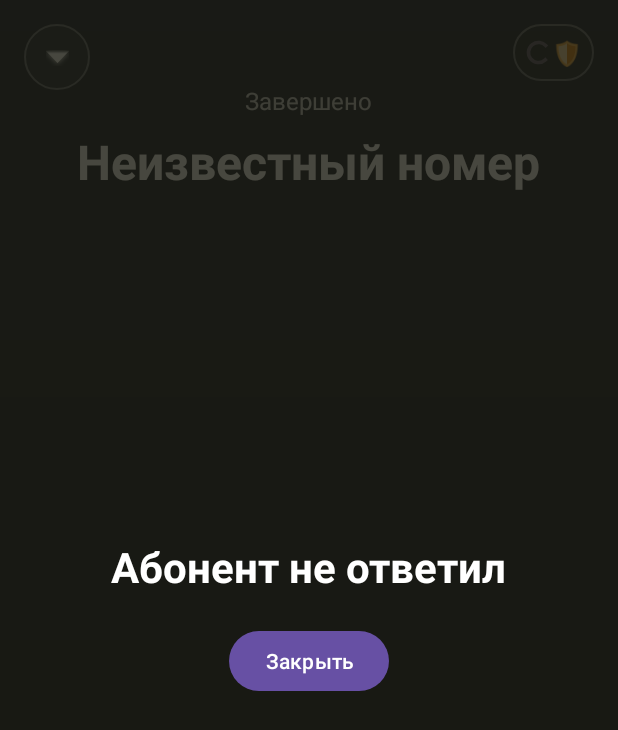
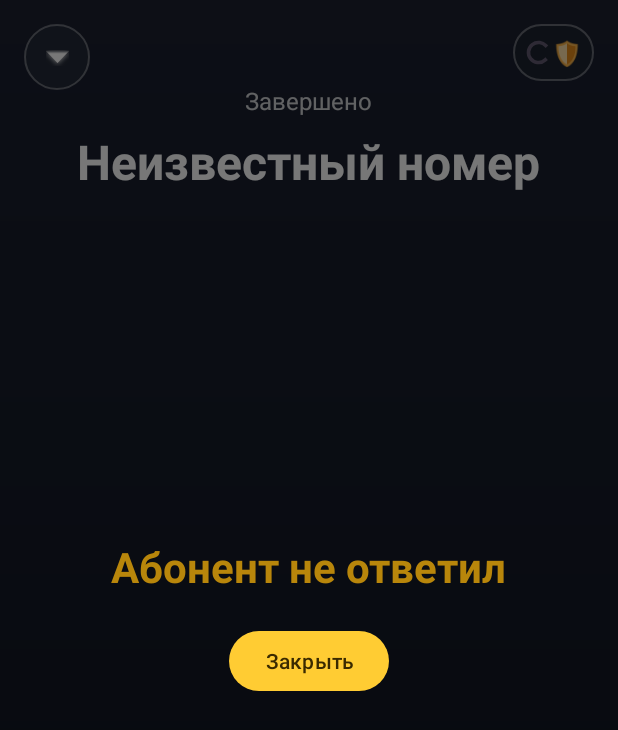
Before and after one commit to artemtralalal/Nova-call, an Android app: the InCallActivity screen opened directly, with no data from a screen before it, on a phone screen of 412 x 824 dp. Shown: the top 730 px of the screen. Run offline under Robolectric (Android 15) with nearby library versions, the phone set to English and light mode, and no system bars; 1 statement that could not run was skipped.

Commit message:
Add dynamic call background and status animations

```diff
--- a/app/src/main/java/com/vibe/dialer/InCallActivity.kt
+++ b/app/src/main/java/com/vibe/dialer/InCallActivity.kt
@@ -48,6 +48,7 @@ class InCallActivity : AppCompatActivity() {
     private lateinit var recordBadge: TextView
     private lateinit var endStatusOverlay: LinearLayout
     private lateinit var endStatusText: TextView
+    private lateinit var dynamicBg: DynamicCallBackgroundView
     private var muted = false
     private var speaker = false
     private var expanded = false
@@ -86,6 +87,7 @@ class InCallActivity : AppCompatActivity() {
             recordBadge = findViewById(R.id.recordBadge)
             endStatusOverlay = findViewById(R.id.endStatusOverlay)
             endStatusText = findViewById(R.id.endStatusText)
+            dynamicBg = findViewById(R.id.dynamicBg)
             findViewById<Button>(R.id.endCloseBtn).setOnClickListener { finish() }
             findViewById<ImageButton>(R.id.recordBtn).setOnClickListener { pressAnim(it); toggleRecording() }
 
@@ -265,20 +267,24 @@ class InCallActivity : AppCompatActivity() {
         val root = findViewById<View>(R.id.incallRoot)
         when (call.state) {
             Call.STATE_DIALING, Call.STATE_CONNECTING -> {
-                root.setBackgroundColor(0xFF2A240F.toInt())
+                root.setBackgroundColor(0x00000000)
+                dynamicBg.setMode(DynamicCallBackgroundView.Mode.WAITING)
                 shieldSpin.isVisible = true; shieldIcon.text = "🛡"; shieldCode.isVisible = false
             }
             Call.STATE_ACTIVE -> {
+                if (!wasActive) dynamicBg.showCheck() else dynamicBg.setMode(DynamicCallBackgroundView.Mode.ACTIVE)
                 wasActive = true
-                root.setBackgroundColor(0xFF102418.toInt())
+                root.setBackgroundColor(0x00000000)
                 shieldSpin.isVisible = false; shieldIcon.text = "✅"; shieldCode.isVisible = true; shieldCode.text = securityCode
             }
             Call.STATE_RINGING -> {
-                root.setBackgroundColor(0xFF101828.toInt())
+                root.setBackgroundColor(0x00000000)
+                dynamicBg.setMode(DynamicCallBackgroundView.Mode.WAITING)
                 shieldSpin.isVisible = true; shieldIcon.text = "🛡"; shieldCode.isVisible = false
             }
             Call.STATE_DISCONNECTED -> {
-                root.setBackgroundColor(0xFF2A1014.toInt())
+                root.setBackgroundColor(0x00000000)
+                dynamicBg.setMode(if (wasActive) DynamicCallBackgroundView.Mode.ENDED_REJECTED else DynamicCallBackgroundView.Mode.ENDED_NO_ANSWER)
                 shieldSpin.isVisible = false; shieldIcon.text = "❌"
             }
             else -> {}
@@ -381,10 +387,15 @@ class InCallActivity : AppCompatActivity() {
     }
 
     private fun showEndStatus(text: String, red: Boolean) {
-        endStatusOverlay.isVisible = true
+        controls.isVisible = false; orbitStrip.isVisible = false; googleSwipe.isVisible = false; xiaomiIncoming.isVisible = false
+        endStatusOverlay.alpha = 0f; endStatusOverlay.isVisible = true
         endStatusText.text = text
-        endStatusOverlay.setBackgroundColor(if (red) 0xCC2A1014.toInt() else 0xCC1A1A10.toInt())
-        controls.isVisible = false; orbitStrip.isVisible = false; googleSwipe.isVisible = false; xiaomiIncoming.isVisible = false
+        endStatusText.setTextColor(if (red) 0xFFFF5A6A.toInt() else 0xFFB8860B.toInt())
+        val btn = findViewById<Button>(R.id.endCloseBtn)
+        btn.setTextColor(if (red) 0xFFFFFFFF.toInt() else 0xFF3A2A00.toInt())
+        btn.setBackgroundColor(if (red) 0xFFFF5A6A.toInt() else 0xFFFFCC33.toInt())
+        endStatusOverlay.setBackgroundColor(0x88000000.toInt())
+        endStatusOverlay.animate().alpha(1f).setStartDelay(900).setDuration(350).start()
     }
 
     private fun endCallUi(end: () -> Unit) {
```
